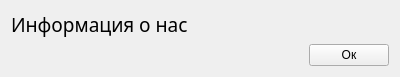
Above: src/corewidget/aboutproducerwidget.ui from Arox/makler before the change. Below: the same form after it.
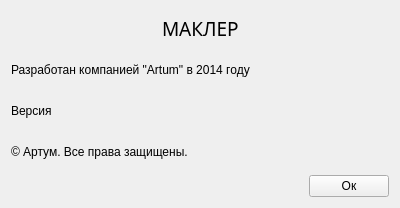
That is the form after the change.

The edit to the form file:
```diff
--- a/src/corewidget/aboutproducerwidget.ui
+++ b/src/corewidget/aboutproducerwidget.ui
@@ -7,7 +7,7 @@
     <x>0</x>
     <y>0</y>
     <width>400</width>
-    <height>77</height>
+    <height>208</height>
    </rect>
   </property>
   <property name="windowTitle">
@@ -16,6 +16,19 @@
   <layout class="QVBoxLayout" name="verticalLayout">
    <item>
     <layout class="QHBoxLayout" name="horizontalLayout_2">
+     <item>
+      <spacer name="horizontalSpacer_3">
+       <property name="orientation">
+        <enum>Qt::Horizontal</enum>
+       </property>
+       <property name="sizeHint" stdset="0">
+        <size>
+         <width>40</width>
+         <height>20</height>
+        </size>
+       </property>
+      </spacer>
+     </item>
      <item>
       <widget class="QLabel" name="label">
        <property name="font">
@@ -25,7 +38,7 @@
         </font>
        </property>
        <property name="text">
-        <string>Информация о нас</string>
+        <string>МАКЛЕР</string>
        </property>
       </widget>
      </item>
@@ -45,17 +58,37 @@
     </layout>
    </item>
    <item>
-    <spacer name="verticalSpacer">
-     <property name="orientation">
-      <enum>Qt::Vertical</enum>
-     </property>
-     <property name="sizeHint" stdset="0">
-      <size>
-       <width>20</width>
-       <height>0</height>
-      </size>
-     </property>
-    </spacer>
+    <layout class="QHBoxLayout" name="horizontalLayout_3">
+     <item>
+      <widget class="QLabel" name="label_2">
+       <property name="text">
+        <string>Разработан компанией &quot;Artum&quot; в 2014 году</string>
+       </property>
+      </widget>
+     </item>
+    </layout>
+   </item>
+   <item>
+    <layout class="QHBoxLayout" name="horizontalLayout_4">
+     <item>
+      <widget class="QLabel" name="mpVersion">
+       <property name="text">
+        <string>Версия </string>
+       </property>
+      </widget>
+     </item>
+    </layout>
+   </item>
+   <item>
+    <layout class="QHBoxLayout" name="horizontalLayout_5">
+     <item>
+      <widget class="QLabel" name="label_3">
+       <property name="text">
+        <string>© Артум. Все права защищены.</string>
+       </property>
+      </widget>
+     </item>
+    </layout>
    </item>
    <item>
     <layout class="QHBoxLayout" name="horizontalLayout">
```
